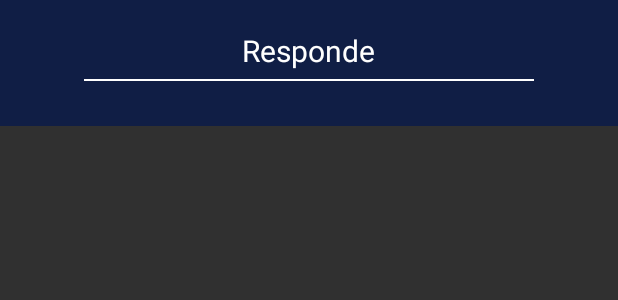
After one commit to jorzet/ZEREBREZ, an Android app: the layout custom_init_question.xml on its own in the app's theme, with its tools: preview values and no code run, on a phone screen of 412 x 824 dp. The commit adds this screen. Shown: the top 300 px of the screen. Run offline under Robolectric (Android 15) with nearby library versions, the phone set to English and light mode, and no system bars.

```diff
--- a/app/src/main/java/com/zerebrez/zerebrez/ui/activities/QuestionActivity.kt
+++ b/app/src/main/java/com/zerebrez/zerebrez/ui/activities/QuestionActivity.kt
@@ -184,8 +184,9 @@ class QuestionActivity : BaseActivityLifeCycle(), ErrorDialog.OnErrorDialogListe
         if (resultCode.equals(SHOW_ANSWER_RESULT_CODE)) {
             val showAnswer = data!!.getBooleanExtra(SET_CHECKED_TAG, false)
             if (showAnswer) {
-                if (currentFragment is QuestionFragmentRefactor)
+                if (currentFragment is QuestionFragmentRefactor) {
                     (currentFragment as QuestionFragmentRefactor).showAnswerQuestion()
+                }
             }
         } else if (resultCode.equals(SHOW_ANSWER_MESSAGE_RESULT_CODE)) {
             DataHelper(baseContext).saveCurrentQuestion(mQuestions.get(mCurrentQuestion))
--- /dev/null
+++ b/app/src/main/res/layout/custom_init_question.xml
@@ -0,0 +1,28 @@
+<?xml version="1.0" encoding="utf-8"?>
+<RelativeLayout
+    xmlns:android="http://schemas.android.com/apk/res/android"
+    android:layout_width="match_parent"
+    android:layout_height="wrap_content"
+    android:background="@color/question_background_color">
+    <TextView
+        android:id="@+id/tv_question"
+        android:layout_width="wrap_content"
+        android:layout_height="wrap_content"
+        android:layout_centerHorizontal="true"
+        android:layout_marginTop="20dp"
+        android:gravity="center"
+        android:text="Responde"
+        android:textColor="@color/white"
+        android:textSize="20sp"/>
+
+    <ImageView
+        android:id="@+id/iv_gray_line1"
+        android:layout_width="300dp"
+        android:layout_height="1dp"
+        android:background="@color/white"
+        android:layout_centerHorizontal="true"
+        android:layout_below="@+id/tv_question"
+        android:layout_marginTop="5dp"
+        android:layout_marginBottom="30dp"/>
+
+</RelativeLayout>
```
Also changed, not shown: app/src/main/java/com/zerebrez/zerebrez/adapters/OptionQuestionAdapterRefactor.kt (+18 -5 lines), app/src/main/java/com/zerebrez/zerebrez/fragments/question/QuestionFragmentRefactor.kt (+43 -16 lines), app/src/main/res/layout/question_fragment_refactor.xml (+6 -9 lines).
